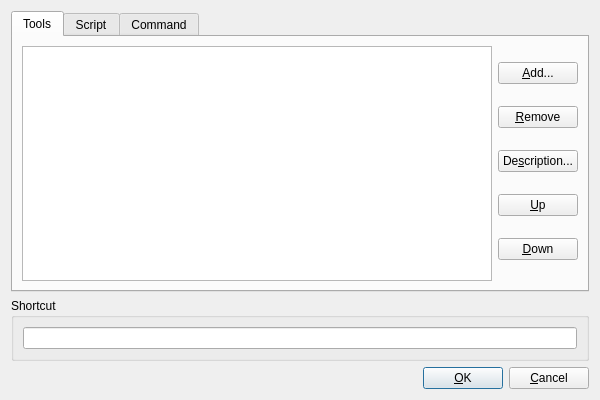
This is src/gui/Src/Gui/FavouriteTools.ui in x64dbg/x64dbg as Qt 5 draws it before an edit. The edited form follows.
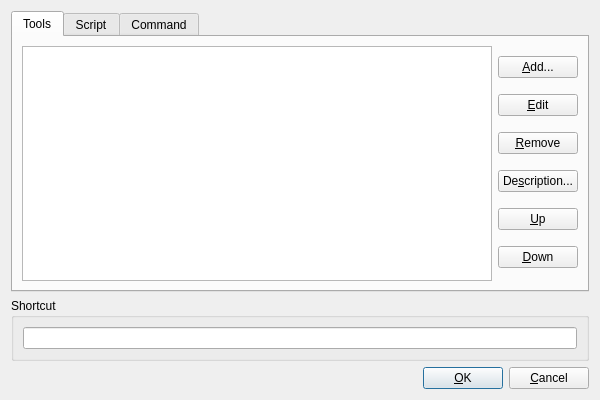
This is the edited form. Icons and pictures are not drawn. Custom widgets are drawn as their Qt base class.

Commit message: GUI: various fixes in FavouriteTools

The edit to the form file:
```diff
--- a/src/gui/Src/Gui/FavouriteTools.ui
+++ b/src/gui/Src/Gui/FavouriteTools.ui
@@ -40,6 +40,13 @@
            </property>
           </widget>
          </item>
+         <item>
+          <widget class="QPushButton" name="btnEditFavouriteTool">
+           <property name="text">
+            <string>&amp;Edit</string>
+           </property>
+          </widget>
+         </item>
          <item>
           <widget class="QPushButton" name="btnRemoveFavouriteTool">
            <property name="text">
```
Left out of the diff: 14 changed lines with no effect on the pictures. The commit also changes 3 other files.
